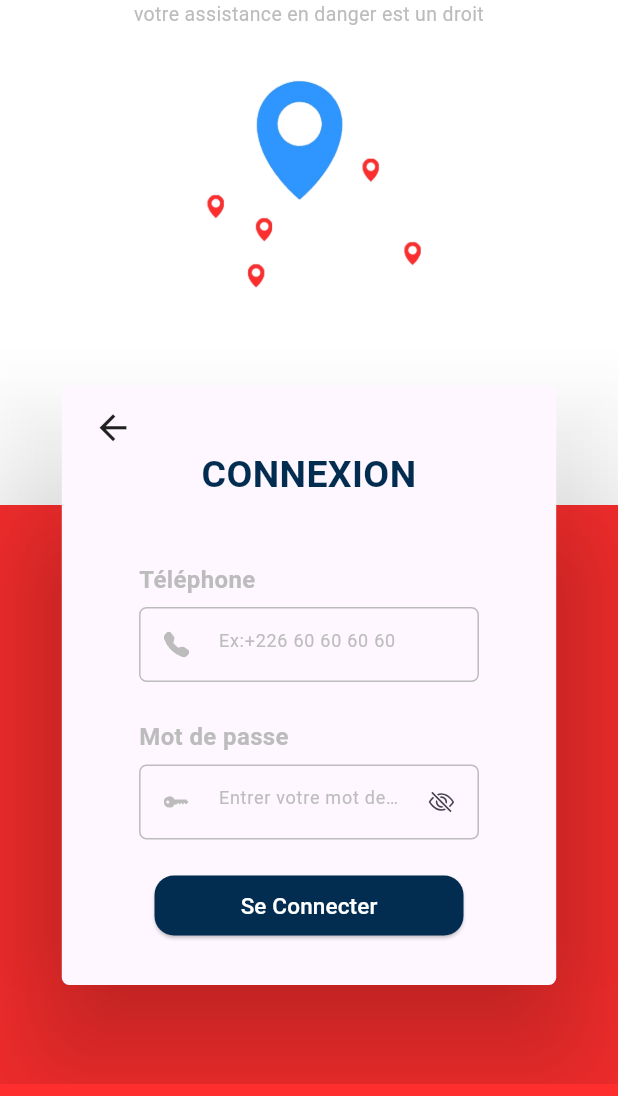
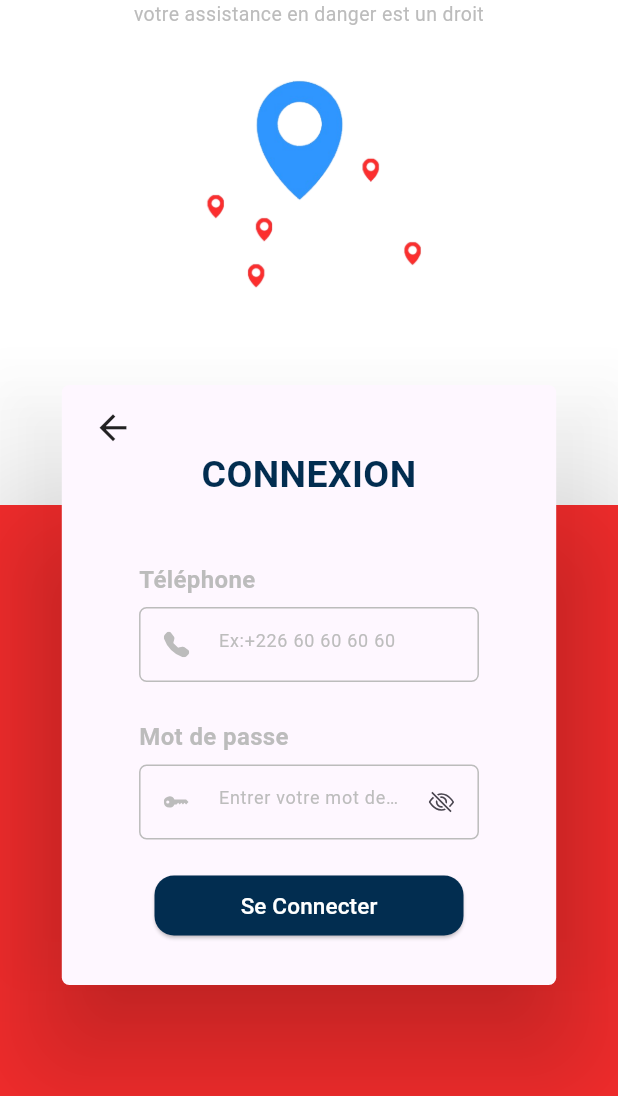
Before and after one commit to hkatoze/vbs-sos, a Flutter app: the screen it shows after launch, swiped to page 2, on a phone screen of 412 x 824 dp, the part 140-1236 px from its top. Run offline on Flutter 3.47's test engine with Material 3 defaults, Android fonts, the light colour scheme and no system bars; our stand-ins replace accordion, awesome_dialog, awesome_notifications, cloud_firestore, firebase_core, firebase_messaging and 11 more; missing offline and left inert: circular_bottom_navigation, flutter_phone_direct_caller, restart_app; accounts and stored records are empty.

Commit message:
responsive last

```diff
--- a/lib/main.dart
+++ b/lib/main.dart
@@ -4,7 +4,7 @@
 import 'package:firebase_messaging/firebase_messaging.dart';
 import 'package:flutter/material.dart';
 import 'package:firebase_core/firebase_core.dart';
-import 'package:flutter_local_notifications/flutter_local_notifications.dart';
+
 import 'package:vbs_sos/constants.dart';
 import 'package:vbs_sos/pages/components/alertPopup.dart';
 import 'package:vbs_sos/pages/mainpage.dart';
@@ -77,7 +77,7 @@
   void initState() {
     super.initState();
     FirebaseMessaging.onMessage.listen((RemoteMessage message) {
-      debugPrint('Notification reçue: ${message.notification?.title}');
+      debugPrint('Notification reçue: ${message.data}');
       launchPop(context);
     });
 
--- a/lib/pages/loginPage.dart
+++ b/lib/pages/loginPage.dart
@@ -111,13 +111,13 @@
     return Scaffold(
         backgroundColor: kPrimaryColor,
         body: SizedBox(
-            height: kHeight(context) * 0.99,
+            height: kHeight(context) * 1.1,
             child: SingleChildScrollView(
                 physics: const BouncingScrollPhysics(),
                 child: Column(
                   children: [
                     SizedBox(
-                      height: kHeight(context),
+                      height: kHeight(context) * 1.1,
                       child: Stack(children: [
                         Positioned(
                           top: 0,
--- a/lib/pages/mainpage.dart
+++ b/lib/pages/mainpage.dart
@@ -19,7 +19,7 @@
   @override
   void initState() {
     super.initState();
-    //DatabaseManager.instance.clearDatabase();
+    DatabaseManager.instance.clearDatabase();
     fetchEmployeeInformation();
   }
 
```
